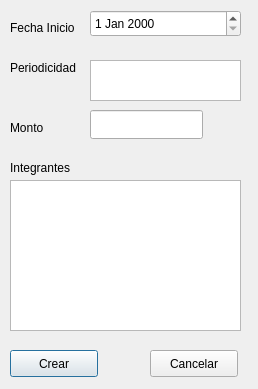
Above: Qt/src/tandaView.ui from wdjimenez/tandasPython before the change. Below: the same form after it.
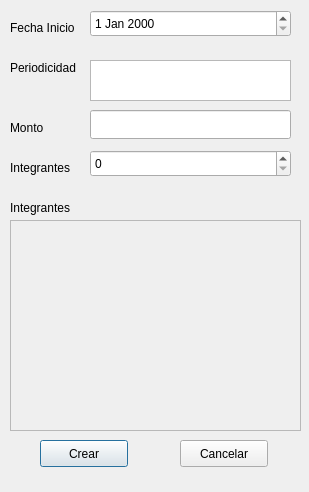
That is the form after the change.

Commit message: modificaciones a pantalla para generar Tandas y clase controller

What changed in the file:
```diff
--- a/Qt/src/tandaView.ui
+++ b/Qt/src/tandaView.ui
@@ -6,10 +6,22 @@
    <rect>
     <x>0</x>
     <y>0</y>
-    <width>258</width>
-    <height>389</height>
+    <width>309</width>
+    <height>492</height>
    </rect>
   </property>
+  <property name="minimumSize">
+   <size>
+    <width>309</width>
+    <height>492</height>
+   </size>
+  </property>
+  <property name="maximumSize">
+   <size>
+    <width>309</width>
+    <height>492</height>
+   </size>
+  </property>
   <property name="windowTitle">
    <string>Crear Tanda</string>
   </property>
@@ -17,7 +29,7 @@
    <property name="geometry">
     <rect>
      <x>10</x>
-     <y>160</y>
+     <y>200</y>
      <width>81</width>
      <height>16</height>
     </rect>
@@ -44,7 +56,7 @@
     <rect>
      <x>90</x>
      <y>10</y>
-     <width>151</width>
+     <width>201</width>
      <height>27</height>
     </rect>
    </property>
@@ -80,7 +92,7 @@
     <rect>
      <x>90</x>
      <y>110</y>
-     <width>113</width>
+     <width>201</width>
      <height>29</height>
     </rect>
    </property>
@@ -90,29 +102,16 @@
     <rect>
      <x>90</x>
      <y>60</y>
-     <width>151</width>
+     <width>201</width>
      <height>41</height>
     </rect>
    </property>
   </widget>
-  <widget class="QListWidget" name="listWidgetIntegrantes">
-   <property name="geometry">
-    <rect>
-     <x>10</x>
-     <y>180</y>
-     <width>231</width>
-     <height>151</height>
-    </rect>
-   </property>
-   <property name="selectionMode">
-    <enum>QAbstractItemView::MultiSelection</enum>
-   </property>
-  </widget>
   <widget class="QPushButton" name="pushCrear">
    <property name="geometry">
     <rect>
-     <x>10</x>
-     <y>350</y>
+     <x>40</x>
+     <y>440</y>
      <width>88</width>
      <height>27</height>
     </rect>
@@ -124,8 +123,8 @@
   <widget class="QPushButton" name="pushButton_2">
    <property name="geometry">
     <rect>
-     <x>150</x>
-     <y>350</y>
+     <x>180</x>
+     <y>440</y>
      <width>88</width>
      <height>27</height>
     </rect>
@@ -134,6 +133,52 @@
     <string>Cancelar</string>
    </property>
   </widget>
+  <widget class="QScrollArea" name="scrollArea">
+   <property name="geometry">
+    <rect>
+     <x>10</x>
+     <y>220</y>
+     <width>291</width>
+     <height>211</height>
+    </rect>
+   </property>
+   <property name="widgetResizable">
+    <bool>true</bool>
+   </property>
+   <widget class="QWidget" name="scrollAreaWidgetContents">
+    <property name="geometry">
+     <rect>
+      <x>0</x>
+      <y>0</y>
+      <width>287</width>
+      <height>207</height>
+     </rect>
+    </property>
+   </widget>
+  </widget>
+  <widget class="QSpinBox" name="spinBoxIntegrantes">
+   <property name="geometry">
+    <rect>
+     <x>90</x>
+     <y>150</y>
+     <width>201</width>
+     <height>27</height>
+    </rect>
+   </property>
+  </widget>
+  <widget class="QLabel" name="label_5">
+   <property name="geometry">
+    <rect>
+     <x>10</x>
+     <y>160</y>
+     <width>81</width>
+     <height>16</height>
+    </rect>
+   </property>
+   <property name="text">
+    <string>Integrantes</string>
+   </property>
+  </widget>
  </widget>
  <resources/>
  <connections/>
```
Left out of the diff: 2 changed lines with no effect on the pictures. The commit also changes 5 other files.
